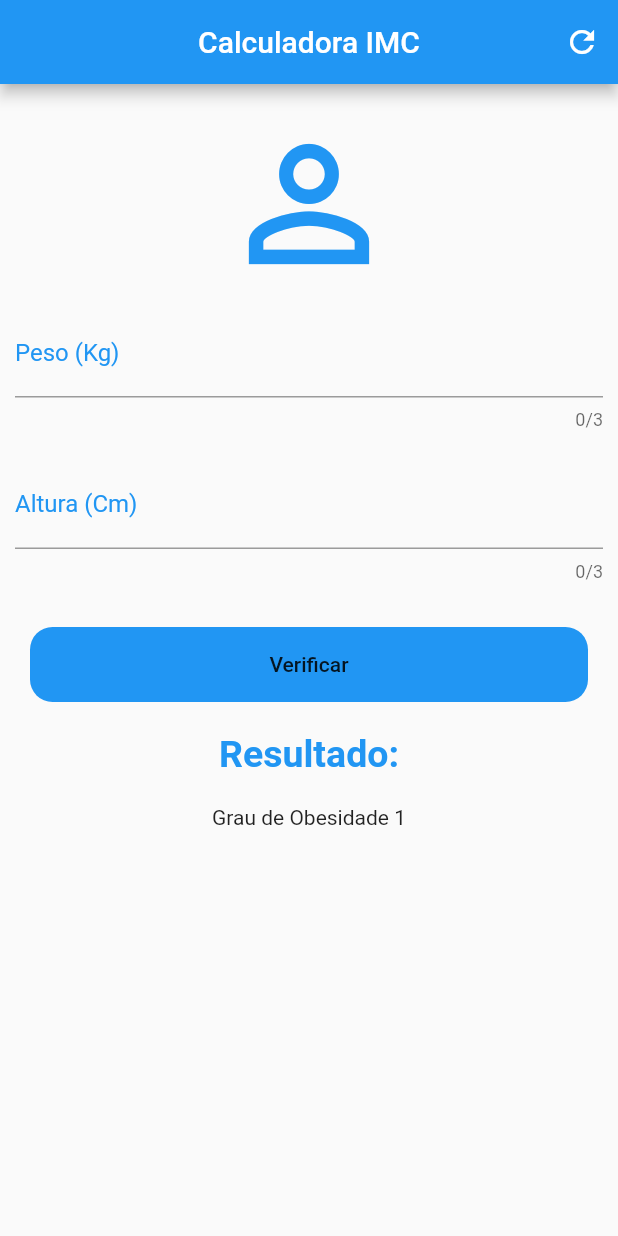
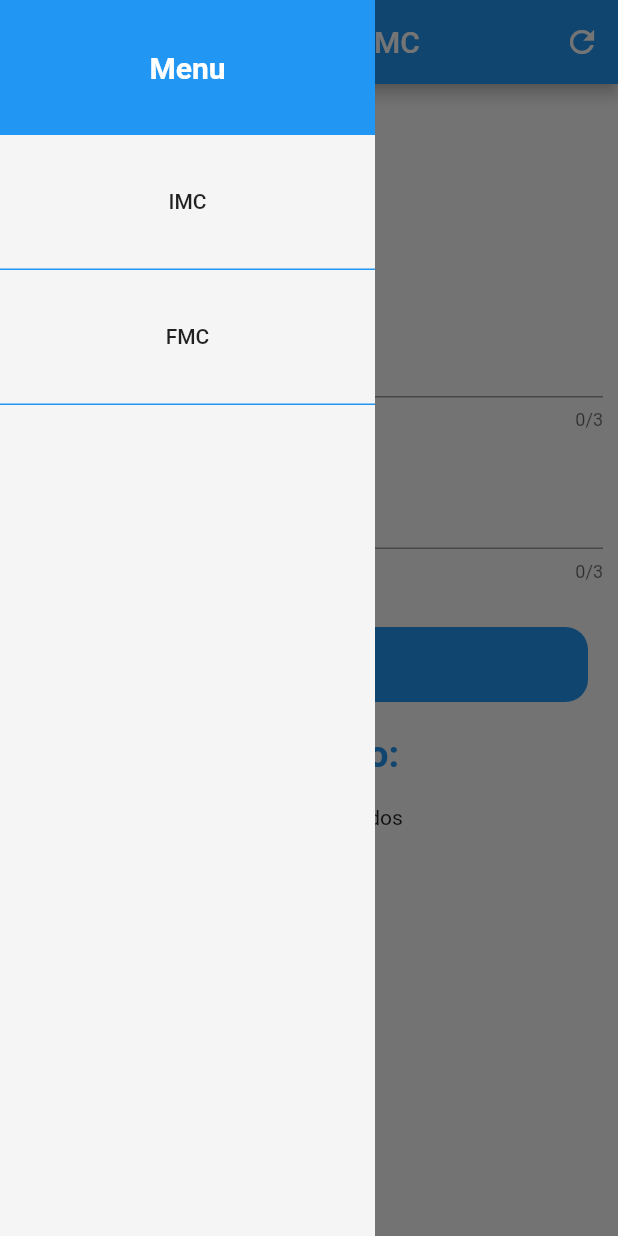
Before and after one commit to CaioCesarLima/CalculardoraIMC, a Flutter app: the screen it shows after launch, with the side drawer open (before the commit the screen has no drawer), on a phone screen of 412 x 824 dp. Run offline on Flutter 3.47's test engine with Material 2 defaults, Android fonts, the phone set to English and light mode, and no system bars.

Commit message:
Imc pronto, FMC inicio

```diff
--- a/lib/main.dart
+++ b/lib/main.dart
@@ -25,9 +25,44 @@ class MyHomePage extends StatefulWidget {
 class _MyHomePageState extends State<MyHomePage> {
   TextEditingController _peso = TextEditingController();
   TextEditingController _altura = TextEditingController();
+
+  String infoText = "Informe seus Dados";
+
+  void _resetFields() {
+    setState(() {
+      _peso.text = "";
+      _altura.text = "";
+      infoText = "Informe seus Dados";
+    });
+  }
+
+  void _calcular() {
+    setState(() {
+      double peso = double.parse(_peso.text);
+      double altura = double.parse(_altura.text) / 100;
+
+      double imc = peso / (altura * altura);
+
+      if (imc < 18) {
+        infoText = "Abaixo do peso, IMC: ${imc.toStringAsPrecision(3)}";
+      } else if (imc >= 18 && imc < 25) {
+        infoText = "Peso ideal, IMC: ${imc.toStringAsPrecision(3)}";
+      } else if (imc >= 25 && imc < 30) {
+        infoText = "Sobrepeso, IMC: ${imc.toStringAsPrecision(3)}";
+      } else if (imc >= 30 && imc < 35) {
+        infoText = "Obesidade grau 1, IMC: ${imc.toStringAsPrecision(3)}";
+      } else if (imc >= 35 && imc <= 40) {
+        infoText = "Obesidade grau 2, IMC: ${imc.toStringAsPrecision(3)}";
+      } else if (imc > 40) {
+        infoText = "Obesidade grau 3, IMC: ${imc.toStringAsPrecision(3)}";
+      }
+    });
+  }
+
   @override
   Widget build(BuildContext context) {
     return Scaffold(
+      drawer: Drawer(),
       appBar: AppBar(
         centerTitle: true,
         title: Text("Calculadora IMC"),
@@ -35,8 +70,7 @@ class _MyHomePageState extends State<MyHomePage> {
           IconButton(
             icon: Icon(Icons.refresh),
             onPressed: () {
-              setState(() {
-              });
+              _resetFields();
             },
           )
         ],
@@ -86,26 +120,31 @@ class _MyHomePageState extends State<MyHomePage> {
                       borderRadius: BorderRadius.all(Radius.circular(15))),
                   child: FlatButton(
                     child: Text("Verificar"),
-                    onPressed: () {},
+                    onPressed: () {
+                      _calcular();
+                    },
                   ),
                 ),
               ),
               Container(
                 width: double.infinity,
-              child: Center(child: Text("Resultado:",
-              style: TextStyle(
-                color: Colors.blue,
-                fontSize: 25,
-                fontWeight: FontWeight.bold
-              ),)),
+                child: Center(
+                    child: Text(
+                  "Resultado:",
+                  style: TextStyle(
+                      color: Colors.blue,
+                      fontSize: 25,
+                      fontWeight: FontWeight.bold),
+                )),
               ),
               Container(
                 margin: EdgeInsets.all(20),
                 width: double.infinity,
-              child: Center(child: Text("Grau de Obesidade 1",
-              style: TextStyle(
-
-              ),)),
+                child: Center(
+                    child: Text(
+                  "$infoText",
+                  style: TextStyle(),
+                )),
               )
             ],
           ),
@@ -114,3 +153,150 @@ class _MyHomePageState extends State<MyHomePage> {
     );
   }
 }
+
+class Drawer extends StatelessWidget {
+  @override
+  Widget build(BuildContext context) {
+    return Container(
+      width: 250,
+      color: Colors.grey[100],
+      child: Column(
+        crossAxisAlignment: CrossAxisAlignment.start,
+        children: <Widget>[
+          Container(
+            color: Colors.blue,
+            height: 90,
+            child: Center(
+                child: Text(
+              "Menu",
+              style: TextStyle(
+                  color: Colors.white,
+                  fontSize: 20,
+                  fontWeight: FontWeight.bold),
+            )),
+          ),
+          Container(
+            height: 90,
+            width: double.infinity,
+            decoration: BoxDecoration(
+                border: Border(bottom: BorderSide(color: Colors.blue))),
+            child: FlatButton(
+              onPressed: () {
+                Navigator.push(
+                  context,
+                  MaterialPageRoute(builder: (context) => MyHomePage()),
+                );
+              },
+              child: Text('IMC'),
+            ),
+          ),
+          Container(
+            height: 90,
+            width: double.infinity,
+            decoration: BoxDecoration(
+                border: Border(bottom: BorderSide(color: Colors.blue))),
+            child: FlatButton(
+              onPressed: () {
+                Navigator.push(
+                  context,
+                  MaterialPageRoute(builder: (context) => Fmc()),
+                );
+              },
+              child: Text('FMC'),
+            ),
+          )
+        ],
+      ),
+    );
+  }
+}
+
+class Fmc extends StatefulWidget {
+  @override
+  _FmcState createState() => _FmcState();
+}
+
+class _FmcState extends State<Fmc> {
+  @override
+  Widget build(BuildContext context) {
+    return Scaffold(
+      drawer: Drawer(),
+      appBar: AppBar(),
+      body: Padding(
+        padding: const EdgeInsets.only(top: 20),
+        child: SingleChildScrollView(
+          child: Column(
+            crossAxisAlignment: CrossAxisAlignment.stretch,
+            children: <Widget>[
+              Icon(
+                Icons.person_outline,
+                size: 120,
+                color: Colors.blue,
+              ),
+              Container(
+                margin: EdgeInsets.all(10),
+                width: double.infinity,
+                child: TextField(
+                  controller: _peso,
+                  maxLength: 3,
+                  keyboardType: TextInputType.number,
+                  decoration: InputDecoration(
+                      labelText: "Peso (Kg)",
+                      labelStyle: TextStyle(color: Colors.blue)),
+                ),
+              ),
+              Container(
+                margin: EdgeInsets.all(10),
+                width: double.infinity,
+                child: TextField(
+                  controller: _altura,
+                  maxLength: 3,
+                  keyboardType: TextInputType.number,
+                  decoration: InputDecoration(
+                      labelText: "Altura (Cm)",
+                      labelStyle: TextStyle(color: Colors.blue)),
+                ),
+              ),
+              Padding(
+                padding:
+                    const EdgeInsets.symmetric(horizontal: 20, vertical: 20),
+                child: Container(
+                  height: 50,
+                  decoration: BoxDecoration(
+                      color: Colors.blue,
+                      borderRadius: BorderRadius.all(Radius.circular(15))),
+                  child: FlatButton(
+                    child: Text("Verificar"),
+                    onPressed: () {
+                      _calcular();
+                    },
+                  ),
+                ),
+              ),
+              Container(
+                width: double.infinity,
+                child: Center(
+                    child: Text(
+                  "Resultado:",
+                  style: TextStyle(
+                      color: Colors.blue,
+                      fontSize: 25,
+                      fontWeight: FontWeight.bold),
+                )),
+              ),
+              Container(
+                margin: EdgeInsets.all(20),
+                width: double.infinity,
+                child: Center(
+                    child: Text(
+                  "$infoText",
+                  style: TextStyle(),
+                )),
+              )
+            ],
+          ),
+        ),
+      ),
+    );
+  }
+}
```
